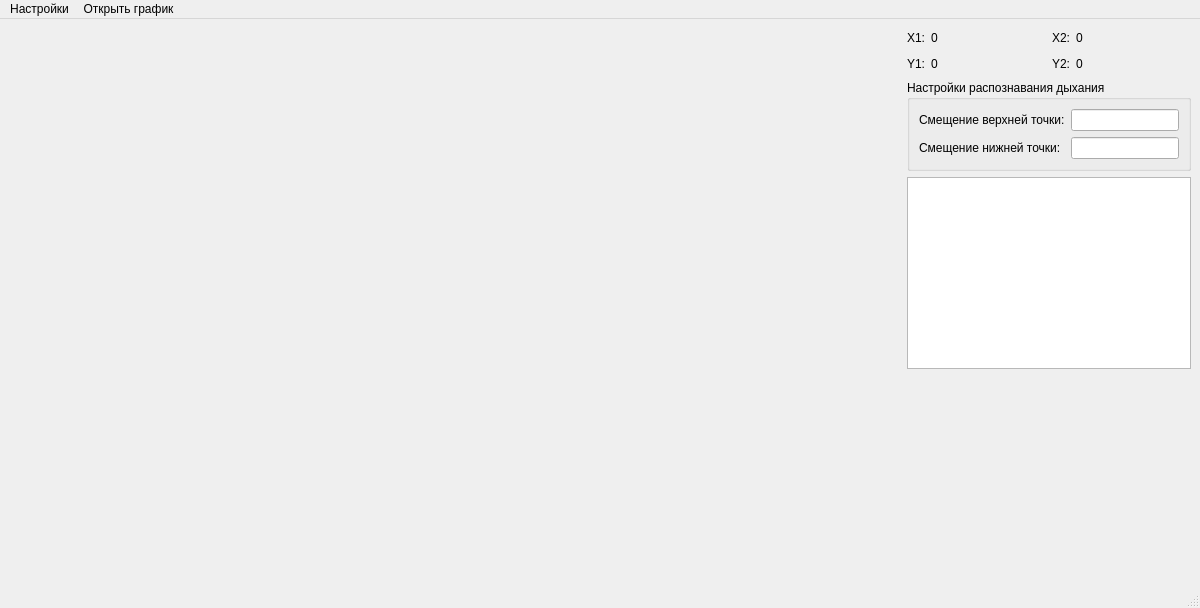
The window that data/ui/main_window.ui (gg-master/VISDOM_project) describes before a commit, drawn with Qt 5.
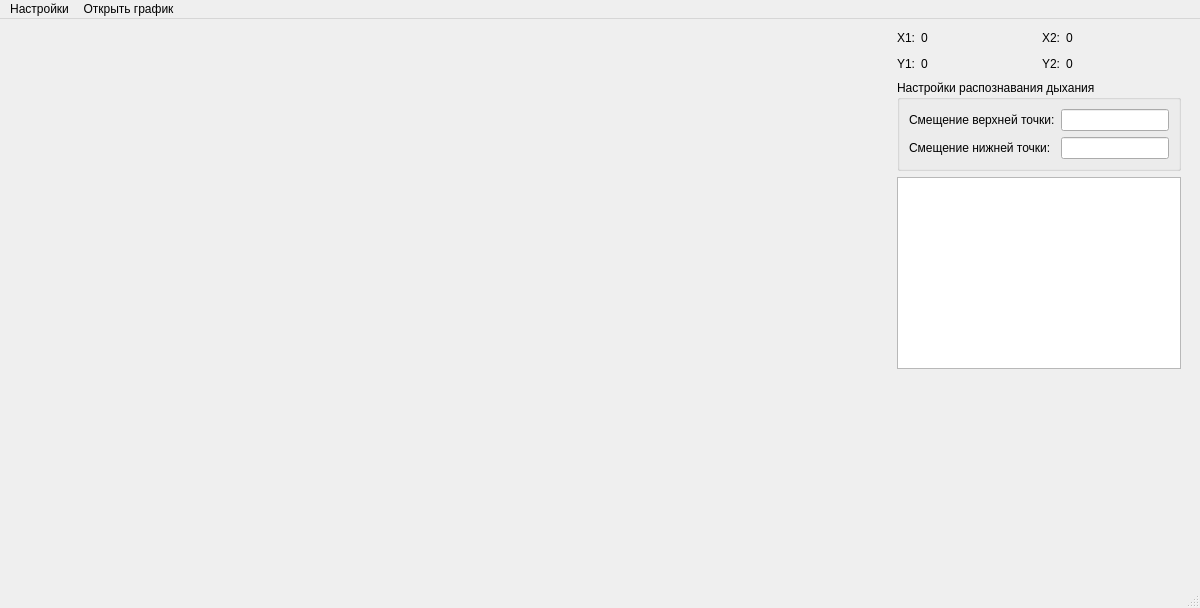
The same window after the commit. Custom widgets are drawn as their Qt base class.

Commit message: Добавил кодировку в начало main.py

Diff of the .ui file:
```diff
--- a/data/ui/main_window.ui
+++ b/data/ui/main_window.ui
@@ -36,6 +36,9 @@
     </item>
     <item>
      <layout class="QVBoxLayout" name="verticalLayout">
+      <property name="rightMargin">
+       <number>10</number>
+      </property>
       <item>
        <layout class="QGridLayout" name="gridLayout">
         <item row="1" column="0">
```
The commit also changes 1 other file.
